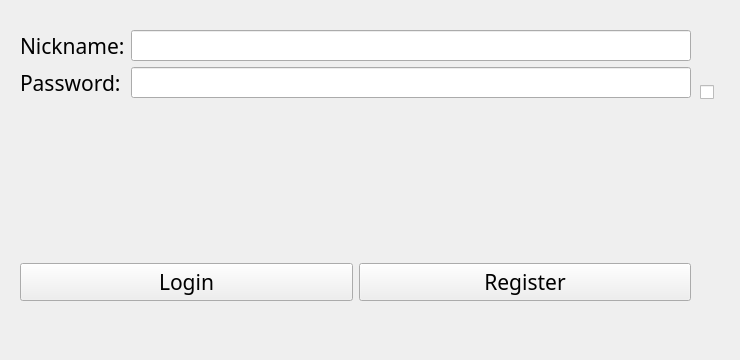
Qt form MemoryTrainingPY/resources/ui/authorization.ui (ElliotMoran/MemoryTrainingPY) before a commit.
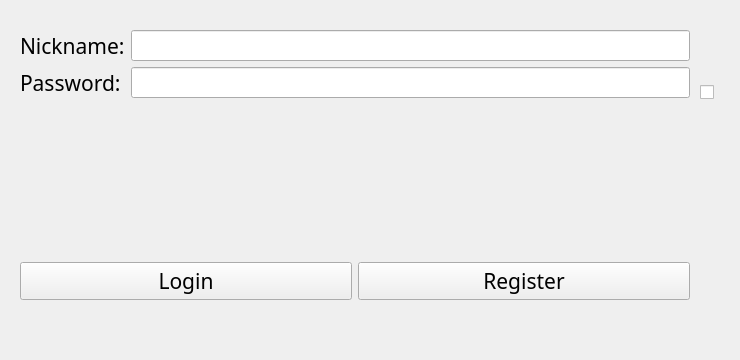
The same form after that commit.

```diff
--- a/MemoryTrainingPY/resources/ui/authorization.ui
+++ b/MemoryTrainingPY/resources/ui/authorization.ui
@@ -24,8 +24,8 @@
     <rect>
      <x>20</x>
      <y>30</y>
-     <width>671</width>
-     <height>271</height>
+     <width>670</width>
+     <height>270</height>
     </rect>
    </property>
    <layout class="QVBoxLayout" name="verticalLayout">
```
